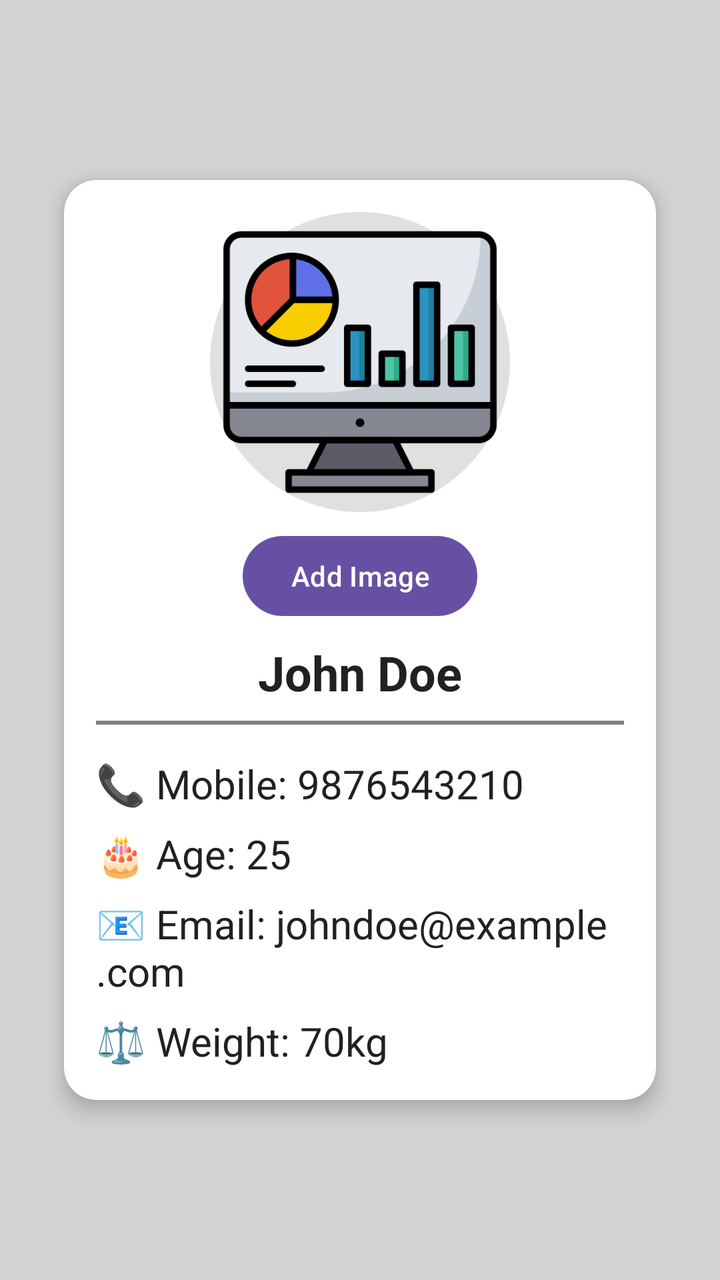
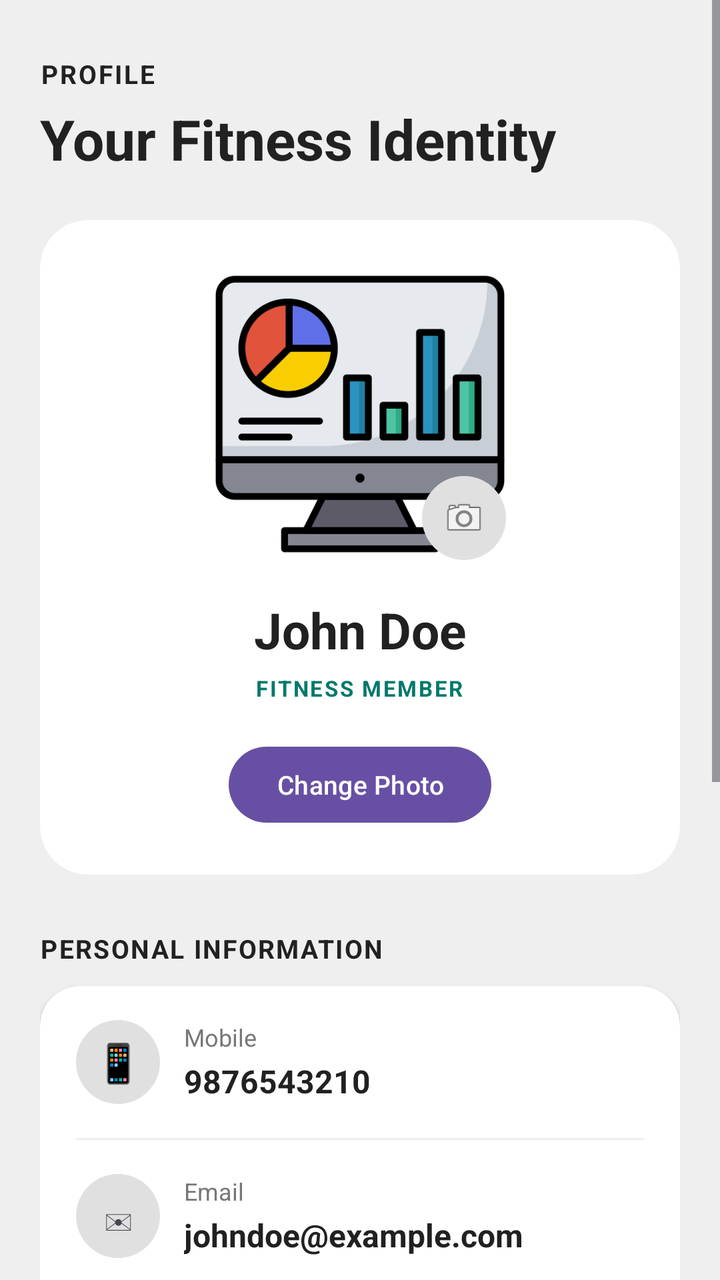

Before-and-after screenshots of an Android layout around one commit, followed by the original layout XML and the change that was made.
<!-- AndroidManifest.xml: application theme Theme.Basic -->
<!-- res/layout/activity_profile.xml -->
<?xml version="1.0" encoding="utf-8"?>
<LinearLayout xmlns:android="http://schemas.android.com/apk/res/android"
    xmlns:app="http://schemas.android.com/apk/res-auto"
    xmlns:tools="http://schemas.android.com/tools"
    android:layout_width="match_parent"
    android:layout_height="match_parent"
    android:orientation="vertical"
    android:gravity="center"
    android:background="@color/light_gray"
    android:padding="16dp"
    tools:context=".ProfileActivity">

    <androidx.cardview.widget.CardView
        android:layout_width="match_parent"
        android:layout_height="wrap_content"
        android:layout_margin="16dp"
        app:cardCornerRadius="16dp"
        app:cardElevation="6dp"
        android:padding="16dp"
        android:background="@color/white">

        <LinearLayout
            android:layout_width="match_parent"
            android:layout_height="wrap_content"
            android:orientation="vertical"
            android:padding="16dp">

            <ImageView
                android:id="@+id/profileImage"
                android:layout_width="150dp"
                android:layout_height="150dp"
                android:layout_gravity="center"
                android:src="@drawable/ic_profile"
                android:contentDescription="Profile Picture"
                android:scaleType="centerCrop"
                android:padding="4dp"
                android:clickable="true"
                android:onClick="onProfileImageClick"
                android:background="@drawable/circle_background" />

            <LinearLayout
                android:layout_width="match_parent"
                android:layout_height="wrap_content"
                android:orientation="horizontal"
                android:gravity="center"
                android:paddingTop="8dp">

                <Button
                    android:id="@+id/addImageButton"
                    android:layout_width="wrap_content"
                    android:layout_height="wrap_content"
                    android:text="Add Image"
                    android:onClick="onAddImage" />


                <Button
                    android:id="@+id/deleteImageButton"
                    android:layout_width="wrap_content"
                    android:layout_height="wrap_content"
                    android:text="Delete Image"
                    android:onClick="onDeleteImage"
                    android:visibility="gone" />

            </LinearLayout>

            <TextView
                android:id="@+id/profileName"
                android:layout_width="match_parent"
                android:layout_height="wrap_content"
                android:text="John Doe"
                android:textStyle="bold"
                android:textSize="24sp"
                android:gravity="center"
                android:textColor="@color/text_color"
                android:paddingTop="8dp" />

            <View
                android:layout_width="match_parent"
                android:layout_height="2dp"
                android:layout_marginVertical="8dp"
                android:background="@color/gray" />

            <TextView
                android:id="@+id/profileMobile"
                android:layout_width="match_parent"
                android:layout_height="wrap_content"
                android:text="📞 Mobile: 9876543210"
                android:textSize="20sp"
                android:textColor="@color/text_color"
                android:paddingTop="8dp" />

            <TextView
                android:id="@+id/profileAge"
                android:layout_width="match_parent"
                android:layout_height="wrap_content"
                android:text="🎂 Age: 25"
                android:textSize="20sp"
                android:textColor="@color/text_color"
                android:paddingTop="8dp" />

            <TextView
                android:id="@+id/profileEmail"
                android:layout_width="match_parent"
                android:layout_height="wrap_content"
                android:text="📧 Email: johndoe@example.com"
                android:textSize="20sp"
                android:textColor="@color/text_color"
                android:paddingTop="8dp" />

            <TextView
                android:id="@+id/profileWeight"
                android:layout_width="match_parent"
                android:layout_height="wrap_content"
                android:text="⚖️ Weight: 70kg"
                android:textSize="20sp"
                android:textColor="@color/text_color"
                android:paddingTop="8dp" />
        </LinearLayout>
    </androidx.cardview.widget.CardView>
</LinearLayout>
<!-- resources referenced by this layout -->
<resources>
  <color name="gray">#808080</color>
  <color name="light_gray">#D3D3D3</color>
  <color name="text_color">#212121</color>
  <color name="white">#FFFFFF</color>
  <!-- drawable circle_background (drawable) -->
  <?xml version="1.0" encoding="utf-8"?>
  <shape xmlns:android="http://schemas.android.com/apk/res/android"
      android:shape="oval">
      <solid android:color="#E0E0E0"/> 
      <size android:width="100dp" android:height="100dp"/>
  </shape>
  <!-- drawable ic_profile (drawable) -->
  <?xml version="1.0" encoding="utf-8"?>
  <bitmap xmlns:android="http://schemas.android.com/apk/res/android"
      android:src="@drawable/dashboard"
      android:tileMode="disabled" />
  <style name="Theme.Basic" parent="Base.Theme.Basic" />
  <!-- drawable dashboard: png bitmap (drawable, 18541 bytes) -->
  <style name="Base.Theme.Basic" parent="Theme.Material3.DayNight.NoActionBar">
          
          
      </style>
</resources>

<!-- the commit's change to res/layout/activity_profile.xml (unified diff, before → after) -->
@@ -1,120 +1,433 @@
 <?xml version="1.0" encoding="utf-8"?>
-<LinearLayout xmlns:android="http://schemas.android.com/apk/res/android"
+<ScrollView
+    xmlns:android="http://schemas.android.com/apk/res/android"
     xmlns:app="http://schemas.android.com/apk/res-auto"
     xmlns:tools="http://schemas.android.com/tools"
     android:layout_width="match_parent"
     android:layout_height="match_parent"
-    android:orientation="vertical"
-    android:gravity="center"
-    android:background="@color/light_gray"
-    android:padding="16dp"
+    android:background="@color/background_color"
+    android:fillViewport="true"
     tools:context=".ProfileActivity">
 
-    <androidx.cardview.widget.CardView
+    <LinearLayout
         android:layout_width="match_parent"
         android:layout_height="wrap_content"
-        android:layout_margin="16dp"
-        app:cardCornerRadius="16dp"
-        app:cardElevation="6dp"
-        android:padding="16dp"
-        android:background="@color/white">
-
-        <LinearLayout
-            android:layout_width="match_parent"
-            android:layout_height="wrap_content"
-            android:orientation="vertical"
-            android:padding="16dp">
-
-            <ImageView
-                android:id="@+id/profileImage"
-                android:layout_width="150dp"
-                android:layout_height="150dp"
-                android:layout_gravity="center"
-                android:src="@drawable/ic_profile"
-                android:contentDescription="Profile Picture"
-                android:scaleType="centerCrop"
-                android:padding="4dp"
-                android:clickable="true"
-                android:onClick="onProfileImageClick"
-                android:background="@drawable/circle_background" />
+        android:orientation="vertical"
+        android:padding="20dp">
+
+        
+
+        <TextView
+            android:layout_width="match_parent"
+            android:layout_height="wrap_content"
+            android:text="PROFILE"
+            android:textColor="@color/text_color"
+            android:textSize="13sp"
+            android:textStyle="bold"
+            android:letterSpacing="0.08"
+            android:layout_marginTop="8dp" />
+
+        <TextView
+            android:layout_width="match_parent"
+            android:layout_height="wrap_content"
+            android:text="Your Fitness Identity"
+            android:textColor="@color/text_color"
+            android:textSize="28sp"
+            android:textStyle="bold"
+            android:layout_marginTop="5dp" />
+
+        
+
+        <androidx.cardview.widget.CardView
+            android:layout_width="match_parent"
+            android:layout_height="wrap_content"
+            android:layout_marginTop="22dp"
+            app:cardBackgroundColor="@android:color/white"
+            app:cardCornerRadius="24dp"
+            app:cardElevation="0dp">
 
             <LinearLayout
                 android:layout_width="match_parent"
                 android:layout_height="wrap_content"
-                android:orientation="horizontal"
+                android:orientation="vertical"
                 android:gravity="center"
-                android:paddingTop="8dp">
-
-                <Button
-                    android:id="@+id/addImageButton"
+                android:padding="22dp">
+
+                
+
+                <FrameLayout
+                    android:layout_width="150dp"
+                    android:layout_height="150dp"
+                    android:background="@android:color/transparent">
+
+                    <ImageView
+                        android:id="@+id/profileImage"
+                        android:layout_width="150dp"
+                        android:layout_height="150dp"
+                        android:src="@drawable/ic_profile"
+                        android:contentDescription="Profile Picture"
+                        android:scaleType="centerCrop"
+                        android:background="@android:color/transparent"
+                        android:padding="0dp"
+                        android:clickable="true"
+                        android:focusable="true"
+                        android:onClick="onProfileImageClick" />
+
+                    <ImageView
+                        android:id="@+id/profileCameraButton"
+                        android:layout_width="42dp"
+                        android:layout_height="42dp"
+                        android:layout_gravity="bottom|end"
+                        android:layout_margin="2dp"
+                        android:src="@android:drawable/ic_menu_camera"
+                        android:contentDescription="Change Profile Picture"
+                        android:padding="10dp"
+                        android:clickable="true"
+                        android:focusable="true"
+                        android:onClick="onAddImage"
+                        android:background="@drawable/circle_background" />
+
+                </FrameLayout>
+
+                
+
+                <TextView
+                    android:id="@+id/profileName"
+                    android:layout_width="match_parent"
+                    android:layout_height="wrap_content"
+                    android:text="John Doe"
+                    android:textColor="@color/text_color"
+                    android:textSize="25sp"
+                    android:textStyle="bold"
+                    android:gravity="center"
+                    android:layout_marginTop="16dp" />
+
+                <TextView
                     android:layout_width="wrap_content"
                     android:layout_height="wrap_content"
-                    android:text="Add Image"
-                    android:onClick="onAddImage" />
-
-
-                <Button
-                    android:id="@+id/deleteImageButton"
-                    android:layout_width="wrap_content"
-                    android:layout_height="wrap_content"
-                    android:text="Delete Image"
-                    android:onClick="onDeleteImage"
-                    android:visibility="gone" />
+                    android:text="FITNESS MEMBER"
+                    android:textColor="@color/buttonBackground"
+                    android:textSize="11sp"
+                    android:textStyle="bold"
+                    android:letterSpacing="0.08"
+                    android:layout_marginTop="5dp" />
+
+                
+
+                <LinearLayout
+                    android:layout_width="match_parent"
+                    android:layout_height="wrap_content"
+                    android:orientation="horizontal"
+                    android:gravity="center"
+                    android:layout_marginTop="18dp">
+
+                    <Button
+                        android:id="@+id/addImageButton"
+                        android:layout_width="wrap_content"
+                        android:layout_height="46dp"
+                        android:text="Change Photo"
+                        android:textAllCaps="false"
+                        android:textSize="13sp"
+                        android:onClick="onAddImage" />
+
+                    <Button
+                        android:id="@+id/deleteImageButton"
+                        android:layout_width="wrap_content"
+                        android:layout_height="46dp"
+                        android:layout_marginStart="8dp"
+                        android:text="Remove"
+                        android:textAllCaps="false"
+                        android:textSize="13sp"
+                        android:onClick="onDeleteImage"
+                        android:visibility="gone" />
+
+                </LinearLayout>
 
             </LinearLayout>
 
-            <TextView
-                android:id="@+id/profileName"
+        </androidx.cardview.widget.CardView>
+
+        
+
+        <TextView
+            android:layout_width="match_parent"
+            android:layout_height="wrap_content"
+            android:text="PERSONAL INFORMATION"
+            android:textColor="@color/text_color"
+            android:textSize="13sp"
+            android:textStyle="bold"
+            android:letterSpacing="0.06"
+            android:layout_marginTop="28dp"
+            android:layout_marginBottom="10dp" />
+
+        <androidx.cardview.widget.CardView
+            android:layout_width="match_parent"
+            android:layout_height="wrap_content"
+            app:cardBackgroundColor="@android:color/white"
+            app:cardCornerRadius="20dp"
+            app:cardElevation="2dp">
+
+            <LinearLayout
                 android:layout_width="match_parent"
                 android:layout_height="wrap_content"
-                android:text="John Doe"
-                android:textStyle="bold"
-                android:textSize="24sp"
-                android:gravity="center"
-                android:textColor="@color/text_color"
-                android:paddingTop="8dp" />
-
-            <View
-                android:layout_width="match_parent"
-                android:layout_height="2dp"
-                android:layout_marginVertical="8dp"
-                android:background="@color/gray" />
-
-            <TextView
-                android:id="@+id/profileMobile"
+                android:orientation="vertical"
+                android:paddingStart="18dp"
+                android:paddingEnd="18dp">
+
+                
+
+                <LinearLayout
+                    android:layout_width="match_parent"
+                    android:layout_height="wrap_content"
+                    android:orientation="horizontal"
+                    android:gravity="center_vertical"
+                    android:paddingTop="17dp"
+                    android:paddingBottom="17dp">
+
+                    <TextView
+                        android:layout_width="42dp"
+                        android:layout_height="42dp"
+                        android:gravity="center"
+                        android:text="📱"
+                        android:textSize="19sp"
+                        android:background="@drawable/circle_background" />
+
+                    <LinearLayout
+                        android:layout_width="0dp"
+                        android:layout_height="wrap_content"
+                        android:layout_weight="1"
+                        android:orientation="vertical"
+                        android:layout_marginStart="12dp">
+
+                        <TextView
+                            android:layout_width="wrap_content"
+                            android:layout_height="wrap_content"
+                            android:text="Mobile"
+                            android:textColor="#777777"
+                            android:textSize="12sp" />
+
+                        <TextView
+                            android:id="@+id/profileMobile"
+                            android:layout_width="match_parent"
+                            android:layout_height="wrap_content"
+                            android:text="9876543210"
+                            android:textColor="@color/text_color"
+                            android:textSize="16sp"
+                            android:textStyle="bold"
+                            android:layout_marginTop="3dp" />
+
+                    </LinearLayout>
+
+                </LinearLayout>
+
+                <View
+                    android:layout_width="match_parent"
+                    android:layout_height="1dp"
+                    android:background="#EEEEEE" />
+
+                
+
+                <LinearLayout
+                    android:layout_width="match_parent"
+                    android:layout_height="wrap_content"
+                    android:orientation="horizontal"
+                    android:gravity="center_vertical"
+                    android:paddingTop="17dp"
+                    android:paddingBottom="17dp">
+
+                    <TextView
+                        android:layout_width="42dp"
+                        android:layout_height="42dp"
+                        android:gravity="center"
+                        android:text="✉"
+                        android:textSize="19sp"
+                        android:background="@drawable/circle_background" />
+
+                    <LinearLayout
+                        android:layout_width="0dp"
+                        android:layout_height="wrap_content"
+                        android:layout_weight="1"
+                        android:orientation="vertical"
+                        android:layout_marginStart="12dp">
+
+                        <TextView
+                            android:layout_width="wrap_content"
+                            android:layout_height="wrap_content"
+                            android:text="Email"
+                            android:textColor="#777777"
+                            android:textSize="12sp" />
+
+                        <TextView
+                            android:id="@+id/profileEmail"
+                            android:layout_width="match_parent"
+                            android:layout_height="wrap_content"
+                            android:text="johndoe@example.com"
+                            android:textColor="@color/text_color"
+                            android:textSize="16sp"
+                            android:textStyle="bold"
+                            android:layout_marginTop="3dp" />
+
+                    </LinearLayout>
+
+                </LinearLayout>
+
+                <View
+                    android:layout_width="match_parent"
+                    android:layout_height="1dp"
+                    android:background="#EEEEEE" />
+
+                
+
+                <LinearLayout
+                    android:layout_width="match_parent"
+                    android:layout_height="wrap_content"
+                    android:orientation="horizontal"
+                    android:gravity="center_vertical"
+                    android:paddingTop="17dp"
+                    android:paddingBottom="17dp">
+
+                    <TextView
+                        android:layout_width="42dp"
+                        android:layout_height="42dp"
+                        android:gravity="center"
+                        android:text="🎂"
+                        android:textSize="19sp"
+                        android:background="@drawable/circle_background" />
+
+                    <LinearLayout
+                        android:layout_width="0dp"
+                        android:layout_height="wrap_content"
+                        android:layout_weight="1"
+                        android:orientation="vertical"
+                        android:layout_marginStart="12dp">
+
+                        <TextView
+                            android:layout_width="wrap_content"
+                            android:layout_height="wrap_content"
+                            android:text="Age"
+                            android:textColor="#777777"
+                            android:textSize="12sp" />
+
+                        <TextView
+                            android:id="@+id/profileAge"
+                            android:layout_width="match_parent"
+                            android:layout_height="wrap_content"
+                            android:text="25 years"
+                            android:textColor="@color/text_color"
+                            android:textSize="16sp"
+                            android:textStyle="bold"
+                            android:layout_marginTop="3dp" />
+
+                    </LinearLayout>
+
+                </LinearLayout>
+
+                <View
+                    android:layout_width="match_parent"
+                    android:layout_height="1dp"
+                    android:background="#EEEEEE" />
+
+                
+
+                <LinearLayout
+                    android:layout_width="match_parent"
+                    android:layout_height="wrap_content"
+                    android:orientation="horizontal"
+                    android:gravity="center_vertical"
+                    android:paddingTop="17dp"
+                    android:paddingBottom="17dp">
+
+                    <TextView
+                        android:layout_width="42dp"
+                        android:layout_height="42dp"
+                        android:gravity="center"
+                        android:text="⚖"
+                        android:textSize="19sp"
+                        android:background="@drawable/circle_background" />
+
+                    <LinearLayout
+                        android:layout_width="0dp"
+                        android:layout_height="wrap_content"
+                        android:layout_weight="1"
+                        android:orientation="vertical"
+                        android:layout_marginStart="12dp">
+
+                        <TextView
+                            android:layout_width="wrap_content"
+                            android:layout_height="wrap_content"
+                            android:text="Weight"
+                            android:textColor="#777777"
+                            android:textSize="12sp" />
+
+                        <TextView
+                            android:id="@+id/profileWeight"
+                            android:layout_width="match_parent"
+                            android:layout_height="wrap_content"
+                            android:text="70 kg"
+                            android:textColor="@color/text_color"
+                            android:textSize="16sp"
+                            android:textStyle="bold"
+                            android:layout_marginTop="3dp" />
+
+                    </LinearLayout>
+
+                </LinearLayout>
+
+            </LinearLayout>
+
+        </androidx.cardview.widget.CardView>
+
+        
+
+        <TextView
+            android:layout_width="match_parent"
+            android:layout_height="wrap_content"
+            android:text="EXIT"
+            android:textColor="@color/text_color"
+            android:textSize="13sp"
+            android:textStyle="bold"
+            android:letterSpacing="0.06"
+            android:layout_marginTop="28dp"
+            android:layout_marginBottom="10dp" />
+
+        <androidx.cardview.widget.CardView
+            android:layout_width="match_parent"
+            android:layout_height="wrap_content"
+            app:cardBackgroundColor="@android:color/white"
+            app:cardCornerRadius="20dp"
+            app:cardElevation="2dp"
+            android:layout_marginBottom="20dp">
+
+            <LinearLayout
                 android:layout_width="match_parent"
                 android:layout_height="wrap_content"
-                android:text="📞 Mobile: 9876543210"
-                android:textSize="20sp"
-                android:textColor="@color/text_color"
-                android:paddingTop="8dp" />
-
-            <TextView
-                android:id="@+id/profileAge"
-                android:layout_width="match_parent"
-                android:layout_height="wrap_content"
-                android:text="🎂 Age: 25"
-                android:textSize="20sp"
-                android:textColor="@color/text_color"
-                android:paddingTop="8dp" />
-
-            <TextView
-                android:id="@+id/profileEmail"
-                android:layout_width="match_parent"
-                android:layout_height="wrap_content"
-                android:text="📧 Email: johndoe@example.com"
-                android:textSize="20sp"
-                android:textColor="@color/text_color"
-                android:paddingTop="8dp" />
-
-            <TextView
-                android:id="@+id/profileWeight"
-                android:layout_width="match_parent"
-                android:layout_height="wrap_content"
-                android:text="⚖️ Weight: 70kg"
-                android:textSize="20sp"
-                android:textColor="@color/text_color"
-                android:paddingTop="8dp" />
-        </LinearLayout>
-    </androidx.cardview.widget.CardView>
-</LinearLayout>
+                android:orientation="vertical"
+                android:padding="18dp">
+
+                <Button
+                    android:id="@+id/logoutButton"
+                    android:layout_width="match_parent"
+                    android:layout_height="52dp"
+                    android:text="Logout"
+                    android:textAllCaps="false"
+                    android:textSize="15sp"
+                    android:textStyle="bold" />
+
+                <Button
+                    android:id="@+id/signOutButton"
+                    android:layout_width="match_parent"
+                    android:layout_height="52dp"
+                    android:layout_marginTop="12dp"
+                    android:text="Sign Out"
+                    android:textAllCaps="false"
+                    android:textSize="15sp"
+                    android:textStyle="bold"
+                    android:textColor="@android:color/white"
+                    android:backgroundTint="#C62828" />
+
+            </LinearLayout>
+
+        </androidx.cardview.widget.CardView>
+    </LinearLayout>
+
+</ScrollView>
<!-- resource entries referenced after the edit -->
@@ -1,9 +1,8 @@
 <!-- resources referenced by this layout -->
 <resources>
-  <color name="gray">#808080</color>
-  <color name="light_gray">#D3D3D3</color>
+  <color name="background_color">#EFEFEF</color>
+  <color name="buttonBackground">#00796B</color>
   <color name="text_color">#212121</color>
-  <color name="white">#FFFFFF</color>
   <!-- drawable circle_background (drawable) -->
   <?xml version="1.0" encoding="utf-8"?>
   <shape xmlns:android="http://schemas.android.com/apk/res/android"
